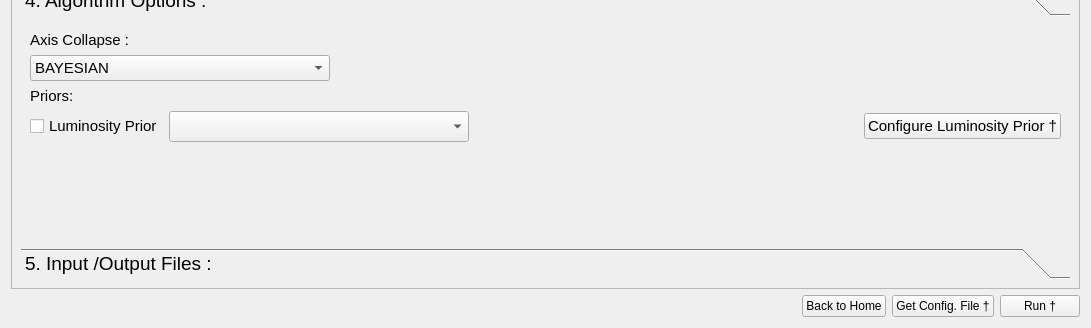
This is PhzQtUI/auxdir/PhzQtUI/FormAnalysis.ui in astrorama/Phosphoros as Qt 5 draws it before an edit; both pictures show x 0 to 1091 and y 555 to 883 of the 1091 by 883 pixel window. The edited form follows.
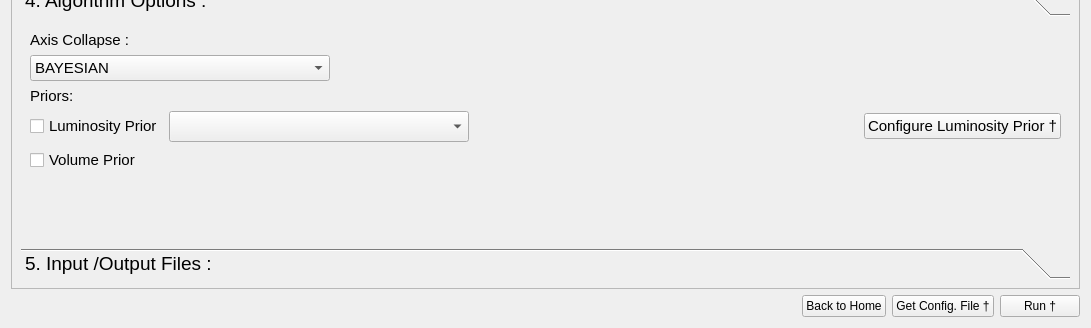
This is the edited form. The open tabs and pages were chosen to show the change.

Commit message: Added a check box for the volume prior

The edit to the form file:
```diff
--- a/PhzQtUI/auxdir/PhzQtUI/FormAnalysis.ui
+++ b/PhzQtUI/auxdir/PhzQtUI/FormAnalysis.ui
@@ -69,8 +69,8 @@
        <rect>
         <x>0</x>
         <y>0</y>
-        <width>1071</width>
-        <height>774</height>
+        <width>1069</width>
+        <height>780</height>
        </rect>
       </property>
       <layout class="QVBoxLayout" name="verticalLayout_9">
@@ -521,8 +521,8 @@
            <rect>
             <x>0</x>
             <y>0</y>
-            <width>1053</width>
-            <height>199</height>
+            <width>1051</width>
+            <height>220</height>
            </rect>
           </property>
           <attribute name="label">
@@ -655,6 +655,18 @@
              </item>
             </layout>
            </item>
+           <item>
+            <widget class="QCheckBox" name="cb_volumePrior">
+             <property name="font">
+              <font>
+               <pointsize>11</pointsize>
+              </font>
+             </property>
+             <property name="text">
+              <string>Volume Prior</string>
+             </property>
+            </widget>
+           </item>
            <item>
             <spacer name="verticalSpacer_3">
              <property name="orientation">
```
Left out of the diff: 12 changed lines with no effect on the pictures. The commit also changes 2 other files.
